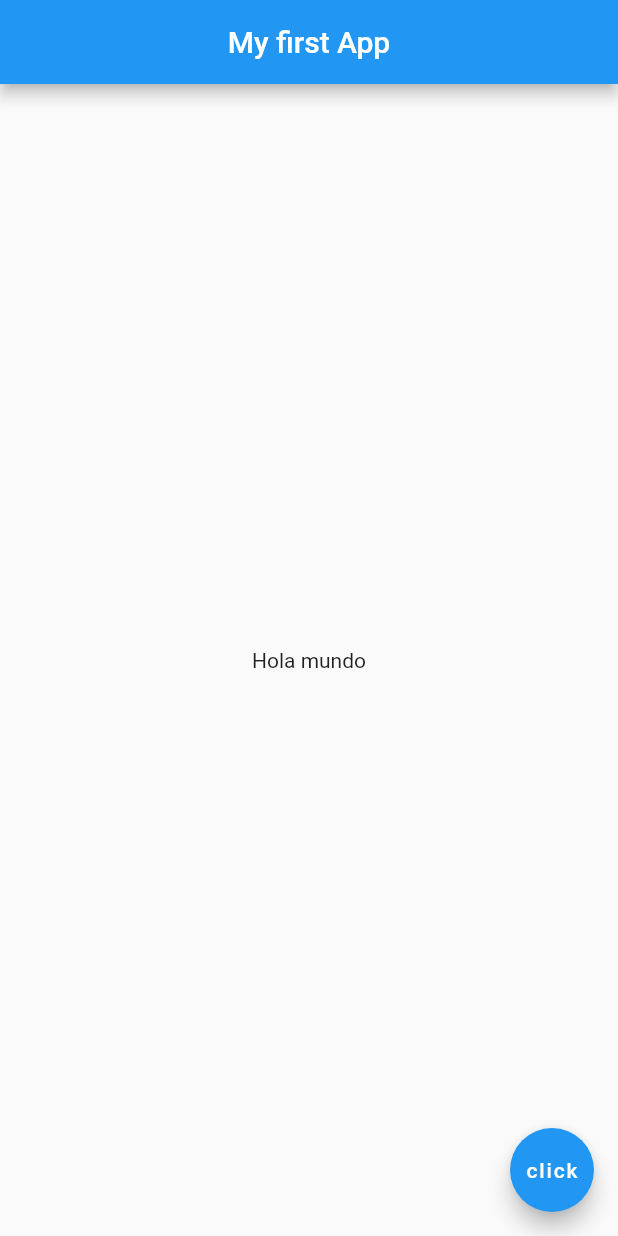
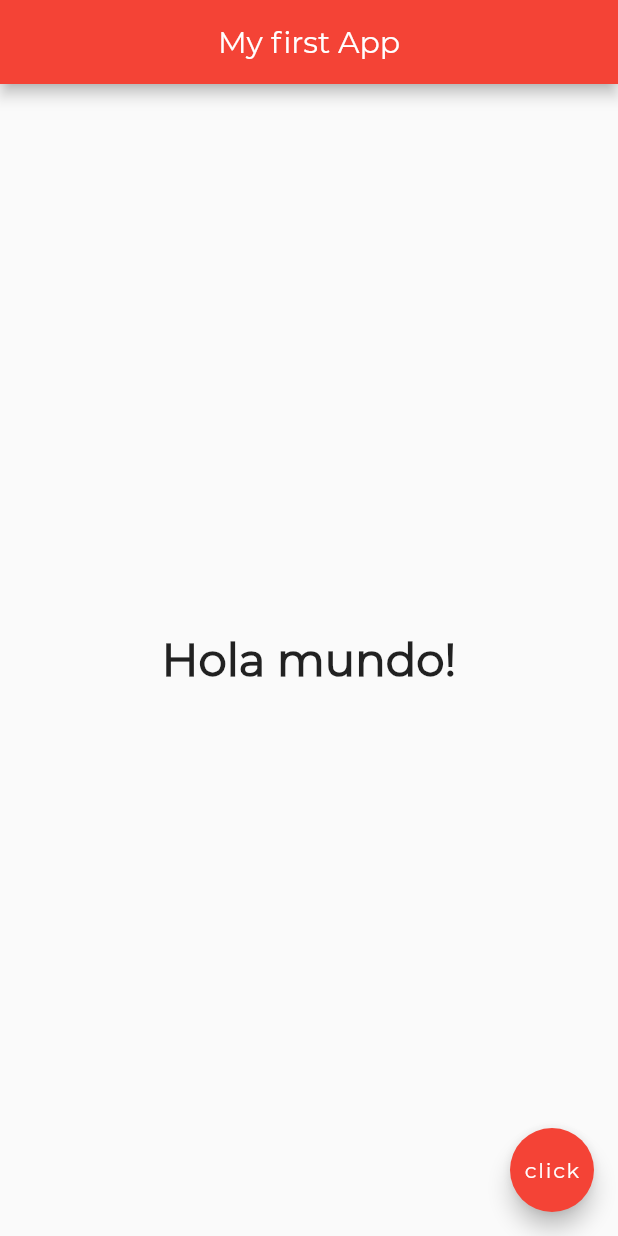
Before and after one commit to Felipemantilla01/flutter-netninja-course, a Flutter app: the screen it shows after launch, on a phone screen of 412 x 824 dp. Run offline on Flutter 3.47's test engine with Material 2 defaults, Android fonts, the phone set to English and light mode, and no system bars.

Commit message:
[feature] integrate new font family and change colors

```diff
--- a/lib/main.dart
+++ b/lib/main.dart
@@ -27,16 +27,26 @@ class MyHomePage extends StatelessWidget {
   Widget build(BuildContext context) {
     return Scaffold(
       appBar: AppBar(
-        title: Text('My first App'),
+        title: Text(
+          'My first App',
+          style: TextStyle(fontFamily: 'Montserrat'),
+        ),
         centerTitle: true,
+        backgroundColor: Colors.red,
       ),
       body: Center(
         child: Container(
-          child: Text('Hola mundo'),
+          child: Text('Hola mundo!',
+              style: TextStyle(
+                  fontSize: 30.0,
+                  fontWeight: FontWeight.bold,
+                  fontFamily: 'Montserrat')),
         ),
       ),
       floatingActionButton: FloatingActionButton(
-        child: Text('click'),
+        child: Text('click', style: TextStyle(fontFamily: 'Montserrat')),
+        onPressed: () {},
+        backgroundColor: Colors.red,
       ),
     );
   }
```
Also changed, not shown: pubspec.yaml (+8 -0 lines), assets/fonts/Montserrat-Regular.ttf (added).
